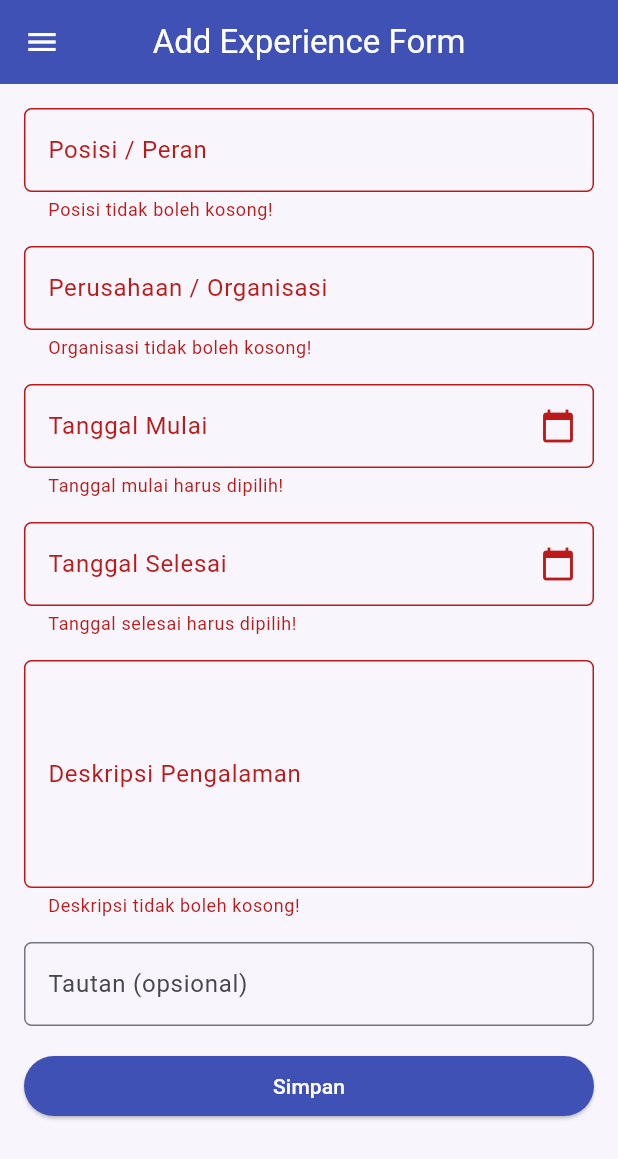
After one commit to matthewraeann/myportofolio_mobile, a Flutter app: the ExperienceFormPage screen opened directly, after a tap on "Simpan", on a phone screen of 412 x 824 dp. The commit adds this screen. Shown: the top 1159 px of the screen. Run offline on Flutter 3.47's test engine with Material 3 defaults, Android fonts, the phone set to English and light mode, and no system bars.

Commit message:
feat: add experience form page with validation and summary dialog

```diff
--- /dev/null
+++ b/lib/screens/experience_form.dart
@@ -0,0 +1,255 @@
+import 'package:flutter/material.dart';
+import 'package:myportofolio_mobile/models/experience.dart';
+import 'package:myportofolio_mobile/widgets/left_drawer.dart';
+
+/// Halaman form untuk menambahkan pengalaman baru ke portofolio.
+class ExperienceFormPage extends StatefulWidget {
+  const ExperienceFormPage({super.key});
+
+  @override
+  State<ExperienceFormPage> createState() => _ExperienceFormPageState();
+}
+
+class _ExperienceFormPageState extends State<ExperienceFormPage> {
+  final _formKey = GlobalKey<FormState>();
+  final _startDateController = TextEditingController();
+  final _endDateController = TextEditingController();
+
+  String _position = '';
+  String _organization = '';
+  String _description = '';
+  String _link = '';
+  DateTime? _startDate;
+  DateTime? _endDate;
+
+  @override
+  void dispose() {
+    _startDateController.dispose();
+    _endDateController.dispose();
+    super.dispose();
+  }
+
+  String _formatDate(DateTime date) {
+    final day = date.day.toString().padLeft(2, '0');
+    final month = date.month.toString().padLeft(2, '0');
+    return '$day/$month/${date.year}';
+  }
+
+  /// Membuka date picker dan menyimpan hasilnya ke field tanggal terkait.
+  Future<void> _pickDate({required bool isStart}) async {
+    final current = isStart ? _startDate : _endDate;
+    final picked = await showDatePicker(
+      context: context,
+      initialDate: current ?? DateTime.now(),
+      firstDate: DateTime(1990),
+      lastDate: DateTime(2100),
+    );
+    if (picked == null) return;
+    setState(() {
+      if (isStart) {
+        _startDate = picked;
+        _startDateController.text = _formatDate(picked);
+      } else {
+        _endDate = picked;
+        _endDateController.text = _formatDate(picked);
+      }
+    });
+  }
+
+  InputDecoration _decoration(String label, {String? hint, Widget? suffix}) {
+    return InputDecoration(
+      labelText: label,
+      hintText: hint ?? label,
+      suffixIcon: suffix,
+      border: OutlineInputBorder(borderRadius: BorderRadius.circular(5.0)),
+    );
+  }
+
+  String? _requiredMax(String? value, String label, int max) {
+    if (value == null || value.trim().isEmpty) {
+      return '$label tidak boleh kosong!';
+    }
+    if (value.trim().length > max) {
+      return '$label maksimal $max karakter!';
+    }
+    return null;
+  }
+
+  String? _validateLink(String? value) {
+    final text = value?.trim() ?? '';
+    if (text.isEmpty) return null;
+    final uri = Uri.tryParse(text);
+    final valid = uri != null &&
+        (uri.scheme == 'http' || uri.scheme == 'https') &&
+        uri.host.isNotEmpty;
+    return valid ? null : 'Tautan harus berupa URL http/https yang valid!';
+  }
+
+  void _save() {
+    if (!_formKey.currentState!.validate()) return;
+
+    final experience = Experience(
+      position: _position.trim(),
+      organization: _organization.trim(),
+      startDate: _startDate!,
+      endDate: _endDate!,
+      description: _description.trim(),
+      link: _link.trim().isEmpty ? null : _link.trim(),
+    );
+
+    showDialog(
+      context: context,
+      builder: (context) {
+        return AlertDialog(
+          title: const Text('Pengalaman berhasil ditambahkan!'),
+          content: SingleChildScrollView(
+            child: Column(
+              crossAxisAlignment: CrossAxisAlignment.start,
+              mainAxisSize: MainAxisSize.min,
+              children: [
+                Text('Posisi: ${experience.position}'),
+                Text('Organisasi: ${experience.organization}'),
+                Text('Mulai: ${_formatDate(experience.startDate)}'),
+                Text('Selesai: ${_formatDate(experience.endDate)}'),
+                Text('Deskripsi: ${experience.description}'),
+                Text('Tautan: ${experience.link ?? '-'}'),
+              ],
+            ),
+          ),
+          actions: [
+            TextButton(
+              child: const Text('OK'),
+              onPressed: () => Navigator.pop(context),
+            ),
+          ],
+        );
+      },
+    );
+  }
+
+  @override
+  Widget build(BuildContext context) {
+    return Scaffold(
+      appBar: AppBar(
+        title: const Text('Add Experience Form'),
+        centerTitle: true,
+        backgroundColor: Colors.indigo,
+        foregroundColor: Colors.white,
+      ),
+      drawer: const LeftDrawer(),
+      body: Form(
+        key: _formKey,
+        child: SingleChildScrollView(
+          keyboardDismissBehavior: ScrollViewKeyboardDismissBehavior.onDrag,
+          padding: const EdgeInsets.all(8.0),
+          child: Column(
+            crossAxisAlignment: CrossAxisAlignment.stretch,
+            children: [
+              // === Posisi ===
+              Padding(
+                padding: const EdgeInsets.all(8.0),
+                child: TextFormField(
+                  decoration: _decoration('Posisi / Peran'),
+                  onChanged: (value) => _position = value,
+                  validator: (value) => _requiredMax(value, 'Posisi', 60),
+                ),
+              ),
+
+              // === Organisasi ===
+              Padding(
+                padding: const EdgeInsets.all(8.0),
+                child: TextFormField(
+                  decoration: _decoration('Perusahaan / Organisasi'),
+                  onChanged: (value) => _organization = value,
+                  validator: (value) => _requiredMax(value, 'Organisasi', 80),
+                ),
+              ),
+
+              // === Tanggal mulai ===
+              Padding(
+                padding: const EdgeInsets.all(8.0),
+                child: TextFormField(
+                  controller: _startDateController,
+                  readOnly: true,
+                  decoration: _decoration(
+                    'Tanggal Mulai',
+                    hint: 'Pilih tanggal',
+                    suffix: const Icon(Icons.calendar_today),
+                  ),
+                  onTap: () => _pickDate(isStart: true),
+                  validator: (value) => _startDate == null
+                      ? 'Tanggal mulai harus dipilih!'
+                      : null,
+                ),
+              ),
+
+              // === Tanggal selesai ===
+              Padding(
+                padding: const EdgeInsets.all(8.0),
+                child: TextFormField(
+                  controller: _endDateController,
+                  readOnly: true,
+                  decoration: _decoration(
+                    'Tanggal Selesai',
+                    hint: 'Pilih tanggal',
+                    suffix: const Icon(Icons.calendar_today),
+                  ),
+                  onTap: () => _pickDate(isStart: false),
+                  validator: (value) {
+                    if (_endDate == null) {
+                      return 'Tanggal selesai harus dipilih!';
+                    }
+                    if (_startDate != null && _endDate!.isBefore(_startDate!)) {
+                      return 'Tanggal selesai tidak boleh sebelum tanggal mulai!';
+                    }
+                    return null;
+                  },
+                ),
+              ),
+
+              // === Deskripsi ===
+              Padding(
+                padding: const EdgeInsets.all(8.0),
+                child: TextFormField(
+                  maxLines: 5,
+                  decoration: _decoration('Deskripsi Pengalaman'),
+                  onChanged: (value) => _description = value,
+                  validator: (value) => _requiredMax(value, 'Deskripsi', 300),
+                ),
+              ),
+
+              // === Tautan ===
+              Padding(
+                padding: const EdgeInsets.all(8.0),
+                child: TextFormField(
+                  keyboardType: TextInputType.url,
+                  decoration: _decoration(
+                    'Tautan (opsional)',
+                    hint: 'https://contoh.com',
+                  ),
+                  onChanged: (value) => _link = value,
+                  validator: _validateLink,
+                ),
+              ),
+
+              // === Tombol Simpan ===
+              Padding(
+                padding: const EdgeInsets.all(8.0),
+                child: ElevatedButton(
+                  style: ButtonStyle(
+                    backgroundColor: WidgetStateProperty.all(Colors.indigo),
+                  ),
+                  onPressed: _save,
+                  child: const Text(
+                    'Simpan',
+                    style: TextStyle(color: Colors.white),
+                  ),
+                ),
+              ),
+            ],
+          ),
+        ),
+      ),
+    );
+  }
+}
--- a/lib/screens/project_form.dart
+++ b/lib/screens/project_form.dart
@@ -202,7 +202,7 @@ class _ProjectFormPageState extends State<ProjectFormPage> {
                       }
                     },
                     child: const Text(
-                      "Save",
+                      "Simpan",
                       style: TextStyle(color: Colors.white),
                     ),
                   ),
```
